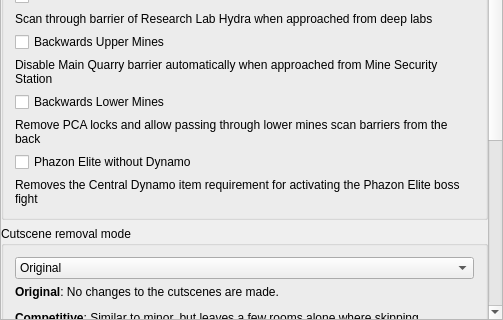
Old version of the form randovania/gui/ui_files/preset_prime_qol.ui in the repository randovania/randovania; both pictures show x 0 to 503 and y 367 to 687 of the 503 by 687 pixel window.
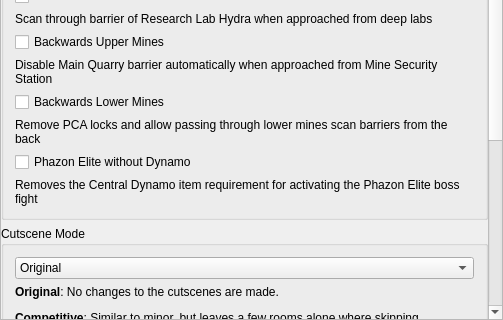
New version of the form.

Commit message: Add `Skippable` Cutscene Mode; Update Randomprime

```diff
--- a/randovania/gui/ui_files/preset_prime_qol.ui
+++ b/randovania/gui/ui_files/preset_prime_qol.ui
@@ -42,7 +42,7 @@
        <property name="geometry">
         <rect>
          <x>0</x>
-         <y>-253</y>
+         <y>-271</y>
          <width>487</width>
          <height>956</height>
         </rect>
@@ -274,7 +274,7 @@
         <item>
          <widget class="QGroupBox" name="cutscene_group">
           <property name="title">
-           <string>Cutscene removal mode</string>
+           <string>Cutscene Mode</string>
           </property>
           <layout class="QVBoxLayout" name="verticalLayout_5">
            <item>
```
Left out of the diff: 5 changed lines with no effect on the pictures. The commit also changes 6 other files.
